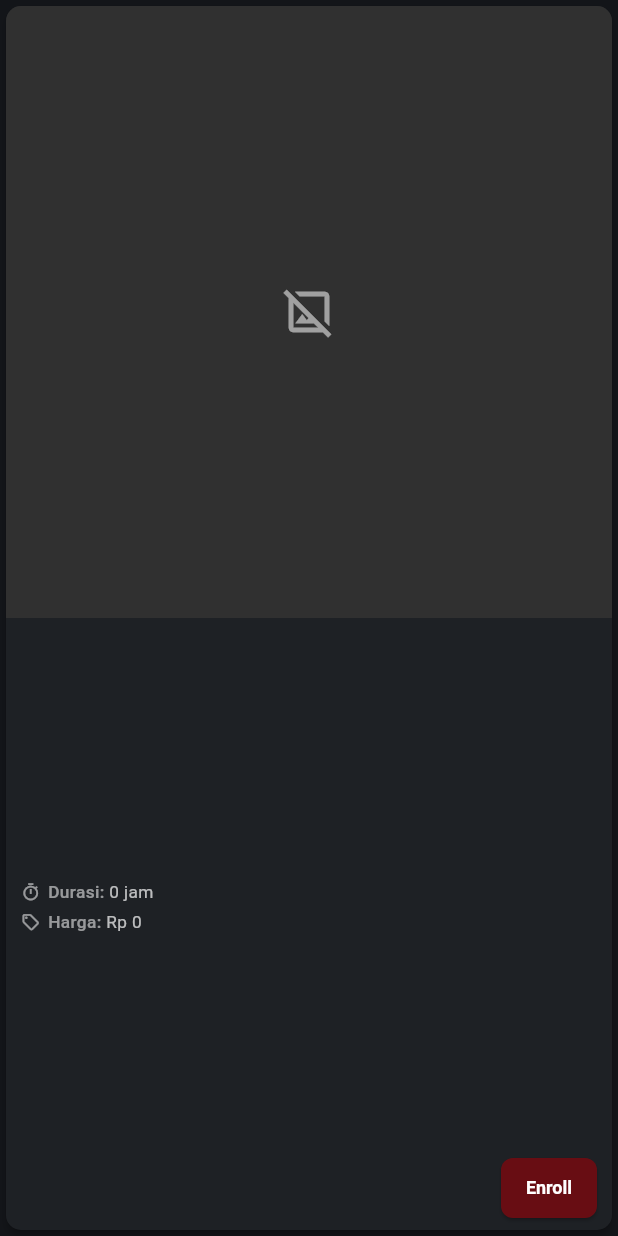
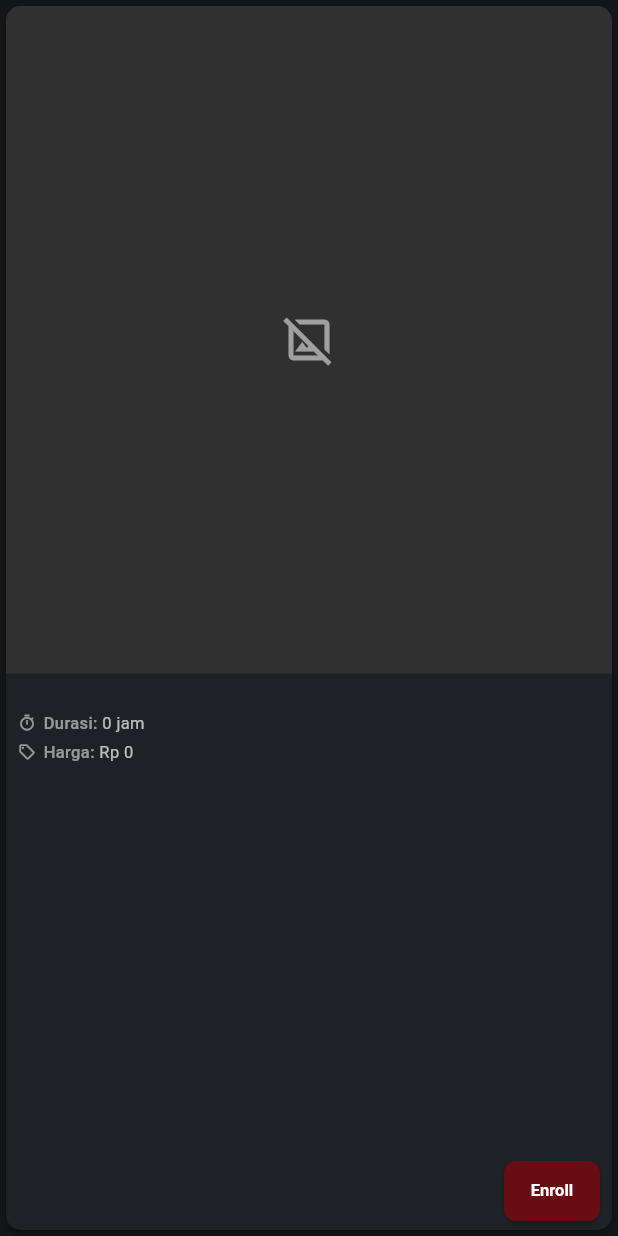
Before and after one commit to VerindraHernandaPutra/IT-BOX-FLUTTER, a Flutter app: the CourseCard widget shown alone on an empty page, opened directly with empty values, on a phone screen of 412 x 824 dp. Run offline on Flutter 3.47's test engine with Material 3 defaults, Android fonts, the phone set to English and light mode, and no system bars; our stand-ins replace flutter_secure_storage, image_picker, shared_preferences, youtube_player_flutter; accounts and stored records are empty; network calls fail.

Commit message:
bug fix on course screen

```diff
--- a/lib/Screens/course_screen.dart
+++ b/lib/Screens/course_screen.dart
@@ -3,6 +3,7 @@ import 'package:flutter/material.dart';
 import 'package:flutter/foundation.dart';
 import '../Models/course.dart';
 import '../services/course_service.dart';
+import '../services/auth_services.dart'; // Import AuthService to get the token
 
 class CourseScreen extends StatefulWidget {
   const CourseScreen({super.key});
@@ -12,8 +13,10 @@ class CourseScreen extends StatefulWidget {
 }
 
 class _CourseScreenState extends State<CourseScreen> {
-  late Future<List<Course>> _coursesFuture;
+  Future<List<dynamic>>? _dataFuture;
   final CourseService _courseService = CourseService();
+  final AuthService _authService = AuthService();
+  Set<int> _enrolledIds = {};
 
   static const Color primaryDark = Color(0xFF131519);
   static const Color surfaceDark = Color(0xFF1E2125);
@@ -24,13 +27,34 @@ class _CourseScreenState extends State<CourseScreen> {
   @override
   void initState() {
     super.initState();
-    _coursesFuture = _courseService.fetchCourses();
+    _loadInitialData();
+  }
+
+  Future<void> _loadInitialData() async {
+    String? token = await _authService.getToken();
+    if (mounted) {
+      setState(() {
+        _dataFuture = Future.wait([
+          _courseService.fetchCourses(),
+          token != null ? _courseService.fetchEnrolledCourseIds(token) : Future.value(<int>{}),
+        ]);
+      });
+    }
   }
 
   void _refreshCourses() {
+    _loadInitialData();
+  }
+
+  void _updateEnrollmentStatus(int courseId) {
+    if (mounted) {
       setState(() {
-      _coursesFuture = _courseService.fetchCourses();
+        _enrolledIds.add(courseId);
       });
+      ScaffoldMessenger.of(context).showSnackBar(
+          const SnackBar(content: Text('Enrollment successful!'), backgroundColor: Colors.green)
+      );
+    }
   }
 
   @override
@@ -50,41 +74,19 @@ class _CourseScreenState extends State<CourseScreen> {
         ],
       ),
       backgroundColor: primaryDark,
-      body: FutureBuilder<List<Course>>(
-        future: _coursesFuture,
+      body: FutureBuilder<List<dynamic>>(
+        future: _dataFuture,
         builder: (context, snapshot) {
           if (snapshot.connectionState == ConnectionState.waiting) {
             return const Center(child: CircularProgressIndicator(color: accentRed));
           } else if (snapshot.hasError) {
-            return Center(
-                child: Padding(
-                  padding: const EdgeInsets.all(16.0),
-                  child:
-                  Column(mainAxisAlignment: MainAxisAlignment.center, children: [
-                    Text(
-                      'Failed to load courses: ${snapshot.error.toString().split(':').skip(1).join(':').trim()}',
-                      style: const TextStyle(color: textSecondary, fontSize: 16),
-                      textAlign: TextAlign.center,
-                    ),
-                    const SizedBox(height: 20),
-                    ElevatedButton.icon(
-                        icon: const Icon(Icons.refresh_rounded),
-                        label: const Text('Try Again'),
-                        onPressed: _refreshCourses,
-                        style: ElevatedButton.styleFrom(
-                          backgroundColor: surfaceDark,
-                          foregroundColor: textPrimary,
-                        ))
-                  ]),
-                ));
-          } else if (!snapshot.hasData || snapshot.data!.isEmpty) {
-            return const Center(
-                child: Text(
-                  'No courses available at the moment.',
-                  style: TextStyle(fontSize: 18, color: textSecondary),
-                ));
+            return Center(child: Text('Error: ${snapshot.error}', style: const TextStyle(color: Colors.red)));
+          } else if (!snapshot.hasData || snapshot.data == null) {
+            return const Center(child: Text('No data available.', style: TextStyle(color: textSecondary)));
           } else {
-            final List<Course> courses = snapshot.data!;
+            final List<Course> courses = snapshot.data![0] as List<Course>;
+            _enrolledIds = snapshot.data![1] as Set<int>;
+
             return LayoutBuilder(
               builder: (BuildContext layoutContext, BoxConstraints constraints) {
                 int crossAxisCount;
@@ -95,8 +97,8 @@ class _CourseScreenState extends State<CourseScreen> {
                   childAspectRatio = 0.8;
                 } else if (constraints.maxWidth < 720) {
                   crossAxisCount = 2;
-                  // Giving it slightly more height to accommodate two-line titles reliably
-                  childAspectRatio = 0.76; // <<< ADJUSTED THIS VALUE
+                  // Final adjustment to give just enough height to prevent the small overflow.
+                  childAspectRatio = 0.75; // <<< FINAL ADJUSTMENT
                 } else {
                   crossAxisCount = 3;
                   childAspectRatio = 0.78;
@@ -112,7 +114,12 @@ class _CourseScreenState extends State<CourseScreen> {
                   ),
                   itemCount: courses.length,
                   itemBuilder: (BuildContext itemContext, int index) {
-                    return CourseCard(course: courses[index]);
+                    final course = courses[index];
+                    return CourseCard(
+                      course: course,
+                      isInitiallyEnrolled: _enrolledIds.contains(course.id),
+                      onEnrollSuccess: () => _updateEnrollmentStatus(course.id),
+                    );
                   },
                 );
               },
@@ -124,29 +131,95 @@ class _CourseScreenState extends State<CourseScreen> {
   }
 }
 
-class CourseCard extends StatelessWidget {
+class CourseCard extends StatefulWidget {
   final Course course;
+  final bool isInitiallyEnrolled;
+  final VoidCallback onEnrollSuccess;
+
+  const CourseCard({
+    super.key,
+    required this.course,
+    required this.isInitiallyEnrolled,
+    required this.onEnrollSuccess,
+  });
+
+  @override
+  State<CourseCard> createState() => _CourseCardState();
+}
+
+class _CourseCardState extends State<CourseCard> {
+  bool _isEnrolled = false;
+  bool _isEnrolling = false;
+
+  final CourseService _courseService = CourseService();
+  final AuthService _authService = AuthService();
 
   static const Color surfaceDark = Color(0xFF1E2125);
   static const Color textPrimary = Colors.white;
   static const Color textSecondary = Colors.white70;
   static const Color textMuted = Colors.white54;
   static const Color accentRed = Color(0xFF680d13);
+  static const Color enrolledColor = Colors.green;
 
-  const CourseCard({super.key, required this.course});
+  @override
+  void initState() {
+    super.initState();
+    _isEnrolled = widget.isInitiallyEnrolled;
+  }
+
+  @override
+  void didUpdateWidget(covariant CourseCard oldWidget) {
+    super.didUpdateWidget(oldWidget);
+    if (widget.isInitiallyEnrolled != oldWidget.isInitiallyEnrolled) {
+      setState(() {
+        _isEnrolled = widget.isInitiallyEnrolled;
+      });
+    }
+  }
+
+  Future<void> _handleEnroll() async {
+    setState(() { _isEnrolling = true; });
+
+    final token = await _authService.getToken();
+    if (token == null) {
+      ScaffoldMessenger.of(context).showSnackBar(
+          const SnackBar(content: Text('Please log in to enroll.'), backgroundColor: Colors.orangeAccent)
+      );
+      if(mounted) setState(() { _isEnrolling = false; });
+      return;
+    }
+
+    try {
+      await _courseService.enrollInCourse(widget.course.id, token);
+      if (mounted) {
+        setState(() { _isEnrolled = true; });
+        widget.onEnrollSuccess();
+      }
+    } catch (e) {
+      if (mounted) {
+        ScaffoldMessenger.of(context).showSnackBar(
+            SnackBar(content: Text('Enrollment failed: ${e.toString().replaceFirst("Exception: ", "")}'), backgroundColor: Colors.redAccent)
+        );
+      }
+    } finally {
+      if (mounted) {
+        setState(() { _isEnrolling = false; });
+      }
+    }
+  }
 
   Widget _buildDetailRow({required IconData icon, required String label, required String value}) {
     return Padding(
-      padding: const EdgeInsets.only(bottom: 4.0),
+      padding: const EdgeInsets.only(bottom: 3.0),
       child: Row(
         crossAxisAlignment: CrossAxisAlignment.center,
         children: [
-          Icon(icon, size: 13, color: textMuted),
+          Icon(icon, size: 12, color: textMuted),
           const SizedBox(width: 5),
           Text(
             '$label: ',
             style: const TextStyle(
-                fontSize: 11.5,
+                fontSize: 11,
                 color: textMuted,
                 fontWeight: FontWeight.w500),
           ),
@@ -154,10 +227,10 @@ class CourseCard extends StatelessWidget {
             child: Text(
               value,
               style: const TextStyle(
-                  fontSize: 11.5,
+                  fontSize: 11,
                   color: textSecondary,
                   fontWeight: FontWeight.normal),
-              softWrap: false, // Prevents wrapping that might increase height
+              softWrap: false,
               overflow: TextOverflow.ellipsis,
             ),
           ),
@@ -168,8 +241,8 @@ class CourseCard extends StatelessWidget {
 
   @override
   Widget build(BuildContext context) {
-    String? imageUrl = course.thumbnail;
-    String priceText = course.courseType.toLowerCase() == 'free' ? 'Gratis' : 'Rp ${course.coursePrice}';
+    String? imageUrl = widget.course.thumbnail;
+    String priceText = widget.course.courseType.toLowerCase() == 'free' ? 'Gratis' : 'Rp ${widget.course.coursePrice}';
 
     if (imageUrl != null && imageUrl.isNotEmpty) {
       final isAndroidEmulator = !kIsWeb && defaultTargetPlatform == TargetPlatform.android;
@@ -186,11 +259,10 @@ class CourseCard extends StatelessWidget {
       child: Column(
         crossAxisAlignment: CrossAxisAlignment.stretch,
         children: <Widget>[
-          // Thumbnail
           Expanded(
-            flex: 5, // Image gets 5 parts of height
+            flex: 6,
             child: (imageUrl != null && imageUrl.isNotEmpty)
-                ? Image.network( /* ... same Image.network code ... */
+                ? Image.network(
               imageUrl,
               fit: BoxFit.cover,
               errorBuilder: (context, error, stackTrace) => Container(color: Colors.grey[850], child: const Center(child: Icon(Icons.broken_image_outlined, color: textMuted, size: 36))),
@@ -201,40 +273,34 @@ class CourseCard extends StatelessWidget {
             )
                 : Container(color: Colors.grey[850], child: const Center(child: Icon(Icons.image_not_supported_outlined, color: textMuted, size: 36))),
           ),
-          // Content Area
           Expanded(
-            flex: 5, // Text area also gets 5 parts of height
+            flex: 5,
             child: Padding(
-              padding: const EdgeInsets.fromLTRB(10, 8, 10, 8),
+              padding: const EdgeInsets.fromLTRB(8, 6, 8, 6),
               child: Column(
                 crossAxisAlignment: CrossAxisAlignment.start,
-                mainAxisAlignment: MainAxisAlignment.spaceBetween, // This works well if content is compact
+                mainAxisAlignment: MainAxisAlignment.spaceBetween,
                 children: <Widget>[
-                  // Top content (Title and details)
-                  // Wrapped title in Flexible to allow it to shrink if needed.
-                  Flexible(
-                    child: Text(
-                      course.courseName,
+                  Column(
+                    crossAxisAlignment: CrossAxisAlignment.start,
+                    mainAxisSize: MainAxisSize.min,
+                    children: [
+                      Text(
+                        widget.course.courseName,
                         style: const TextStyle(
-                        fontSize: 14.0,
+                          fontSize: 13.5,
                           fontWeight: FontWeight.bold,
                           color: textPrimary,
-                        height: 1.2, // Reduced line height
+                          height: 1.15,
                         ),
                         maxLines: 2,
                         overflow: TextOverflow.ellipsis,
                       ),
-                  ),
-
-                  // Details
-                  Column(
-                    crossAxisAlignment: CrossAxisAlignment.start,
-                    children: [
                       const SizedBox(height: 4.0),
                       _buildDetailRow(
                           icon: Icons.timer_outlined,
                           label: "Durasi",
-                          value: "${course.courseHour} jam"
+                          value: "${widget.course.courseHour} jam"
                       ),
                       _buildDetailRow(
                           icon: Icons.sell_outlined,
@@ -243,25 +309,29 @@ class CourseCard extends StatelessWidget {
                       ),
                     ],
                   ),
-
-                  // Enroll Button
                   Align(
                     alignment: Alignment.centerRight,
-                    child: ElevatedButton(
-                      onPressed: () {
-                        // TODO: Implement enroll logic
-                        print('Enroll button pressed for ${course.courseName}');
-                      },
+                    child: _isEnrolling
+                        ? const SizedBox(
+                      height: 20, width: 20,
+                      child: CircularProgressIndicator(strokeWidth: 2.0, color: accentRed),
+                    )
+                        : ElevatedButton(
+                      onPressed: _isEnrolled ? null : _handleEnroll,
                       style: ElevatedButton.styleFrom(
-                        backgroundColor: accentRed,
-                        padding: const EdgeInsets.symmetric(horizontal: 14, vertical: 7),
-                        textStyle: const TextStyle(fontSize: 12, fontWeight: FontWeight.w600),
+                        backgroundColor: _isEnrolled ? enrolledColor : accentRed,
+                        disabledBackgroundColor: enrolledColor.withOpacity(0.6),
+                        padding: const EdgeInsets.symmetric(horizontal: 12, vertical: 6),
+                        textStyle: const TextStyle(fontSize: 11, fontWeight: FontWeight.w600),
                         shape: RoundedRectangleBorder(
                           borderRadius: BorderRadius.circular(8.0),
                         ),
                         tapTargetSize: MaterialTapTargetSize.shrinkWrap,
                       ),
-                      child: const Text('Enroll', style: TextStyle(color: textPrimary)),
+                      child: Text(
+                          _isEnrolled ? 'Enrolled' : 'Enroll',
+                          style: const TextStyle(color: textPrimary)
+                      ),
                     ),
                   ),
                 ],
```
Lines whose indentation alone changed are shown as unchanged.
